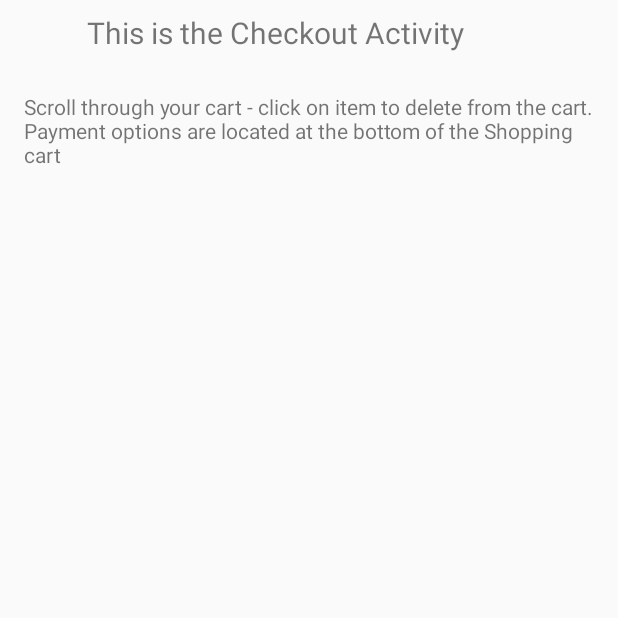
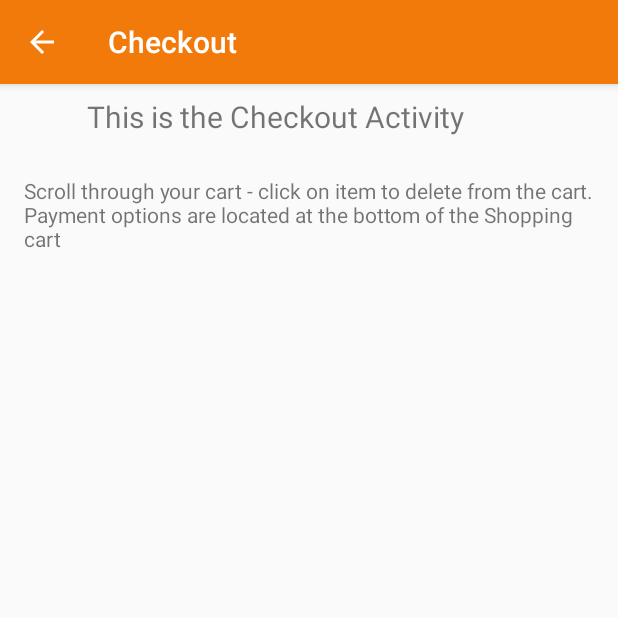
Before and after one commit to EvanChrisp/ICT376-Project, an Android app: the CheckoutActivity screen opened directly, with no data from a screen before it, on a phone screen of 412 x 824 dp, the top half of it. Run offline under Robolectric (Android 15) with nearby library versions, the phone set to English and light mode, and no system bars.

Commit message:
Back button implemented for Details AND Checkout Activity. Uses: getSupportActionBar().setDisplayHomeAsUpEnabled(true); getSupportActionBar().setDisplayShowHomeEnabled(true); and @Override fucntion call: public boolean onSupportNavigateUp() {onBackPressed();return true;}

```diff
--- a/ICT376Project/app/src/main/java/au/edu/murdoch/ict376project/CheckoutActivity.java
+++ b/ICT376Project/app/src/main/java/au/edu/murdoch/ict376project/CheckoutActivity.java
@@ -1,6 +1,7 @@
 package au.edu.murdoch.ict376project;
 
 import androidx.appcompat.app.AppCompatActivity;
+import androidx.appcompat.widget.Toolbar;
 
 import android.content.Intent;
 import android.database.Cursor;
@@ -20,6 +21,13 @@
     protected void onCreate(Bundle savedInstanceState) {
         super.onCreate(savedInstanceState);
         setContentView(R.layout.activity_checkout);
+
+        Toolbar toolbar = findViewById(R.id.toolbar);
+        setSupportActionBar(toolbar);
+
+        getSupportActionBar().setDisplayHomeAsUpEnabled(true);
+        getSupportActionBar().setDisplayShowHomeEnabled(true);
+
         displayCart();
     }
 
@@ -84,4 +92,9 @@
         });
 
     }
+    @Override
+    public boolean onSupportNavigateUp() {
+        onBackPressed();
+        return true;
+    }
 }
--- a/ICT376Project/app/src/main/res/layout/activity_checkout.xml
+++ b/ICT376Project/app/src/main/res/layout/activity_checkout.xml
@@ -6,7 +6,19 @@
     android:layout_height="match_parent"
     android:orientation="vertical"
     tools:context=".CheckoutActivity">
+    <com.google.android.material.appbar.AppBarLayout
+        android:layout_width="match_parent"
+        android:layout_height="wrap_content"
+        android:theme="@style/AppTheme.AppBarOverlay">
 
+        <androidx.appcompat.widget.Toolbar
+            android:id="@+id/toolbar"
+            android:layout_width="match_parent"
+            android:layout_height="?attr/actionBarSize"
+            android:background="?android:attr/colorFocusedHighlight"
+            app:popupTheme="@style/AppTheme.PopupOverlay" />
+
+    </com.google.android.material.appbar.AppBarLayout>
     <TextView
         android:id="@+id/text_checkout"
         android:layout_width="match_parent"
```
